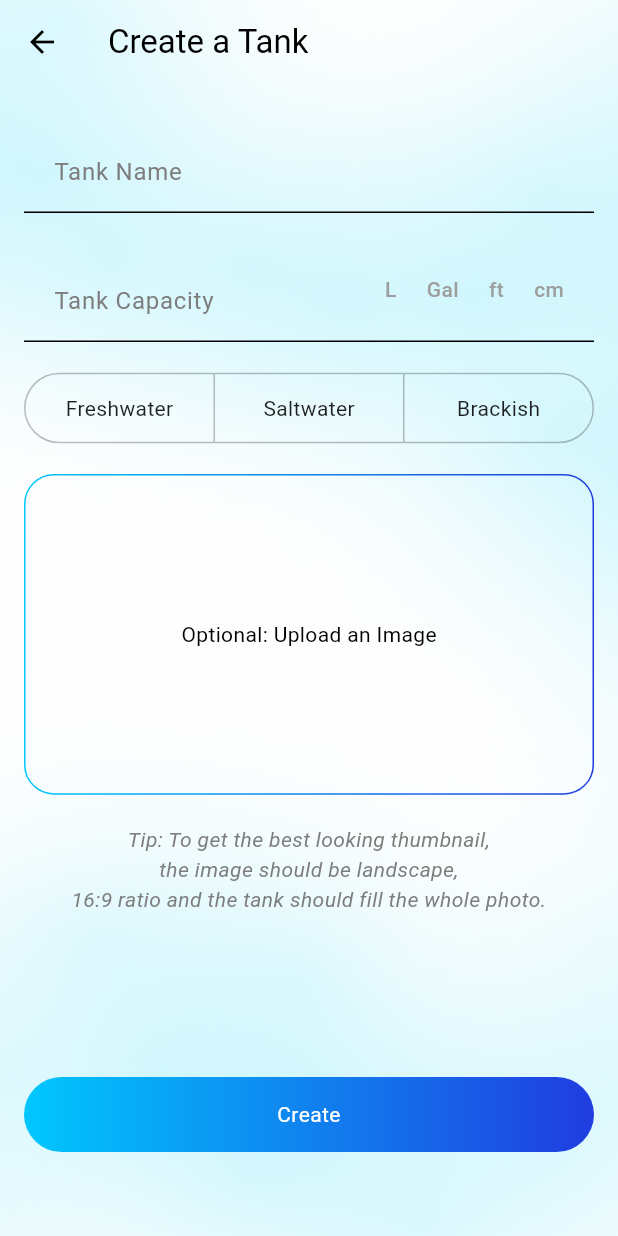
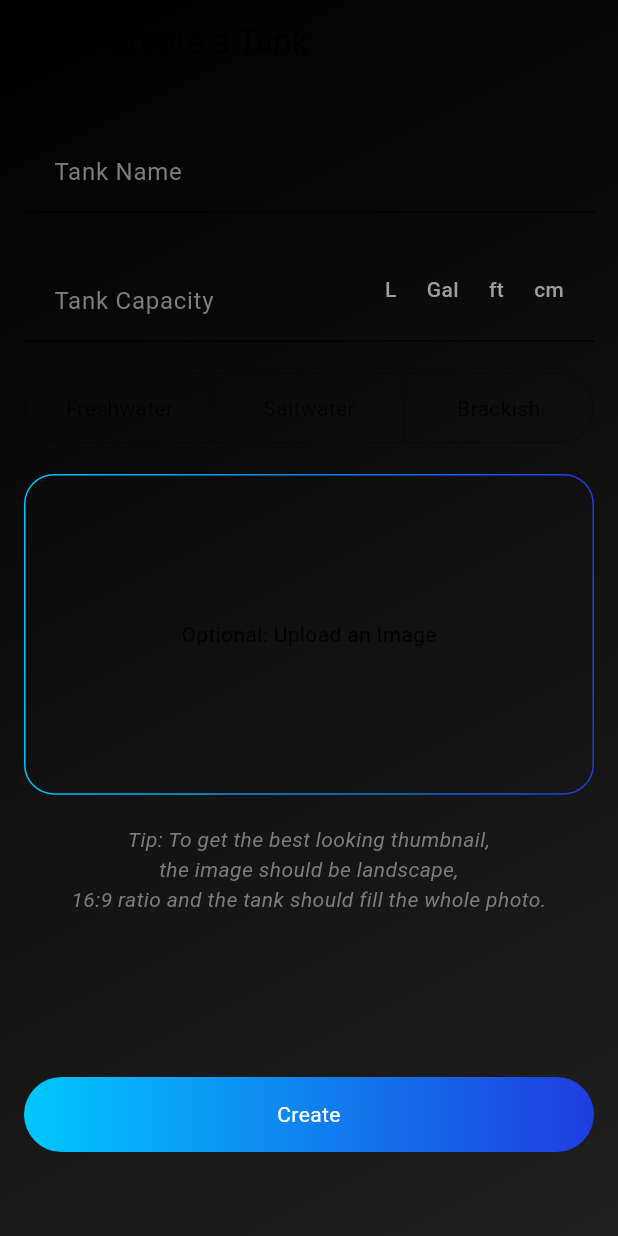
Before and after one commit to DisNetDev/fishroom, a Flutter app: the CreateTank screen opened directly, on a phone screen of 412 x 824 dp. Run offline on Flutter 3.47's test engine with Material 3 defaults, Android fonts, the light colour scheme and no system bars; drawn by our look-alikes of toastification; our stand-ins replace cached_network_image, fl_chart, flutter_bloc, flutter_dotenv, flutter_image_compress, flutter_secure_storage and 10 more; accounts and stored records are empty.

Commit message:
new background test

```diff
--- a/lib/core/widgets/custom_background.dart
+++ b/lib/core/widgets/custom_background.dart
@@ -1,7 +1,4 @@
 import 'package:flutter/material.dart';
-import 'package:flutter_svg/flutter_svg.dart';
-
-import '../usecases/is_dark_mode.dart';
 
 class CustomBackground extends StatelessWidget {
   const CustomBackground({super.key});
@@ -9,18 +6,26 @@ class CustomBackground extends StatelessWidget {
   @override
   Widget build(BuildContext context) {
     return Container(
-      color: isDarkMode(context) ? Colors.black : Colors.white,
+      // color: isDarkMode(context) ? Colors.black : Colors.white,
       height: MediaQuery.of(context).size.height,
       width: MediaQuery.of(context).size.width,
-      child: Opacity(
-        opacity: isDarkMode(context) ? 0.4 : 0.5,
-        child: SvgPicture.asset(
-          isDarkMode(context)
-              ? "assets/background_dark.svg"
-              : "assets/background_light.svg",
-          fit: BoxFit.cover,
-        ),
-      ),
+      decoration: const BoxDecoration(
+          gradient: LinearGradient(
+              begin: Alignment.topLeft,
+              end: Alignment.bottomRight,
+              colors: [
+            Colors.black,
+            Color.fromARGB(255, 32, 32, 32),
+          ])),
+      // child: Opacity(
+      //   opacity: isDarkMode(context) ? 0.4 : 0.5,
+      //   child: SvgPicture.asset(
+      //     isDarkMode(context)
+      //         ? "assets/background_dark.svg"
+      //         : "assets/background_light.svg",
+      //     fit: BoxFit.cover,
+      //   ),
+      // ),
     );
   }
 }
```
Also changed, not shown: lib/core/widgets/root_drawer.dart (+19 -15 lines), lib/features/settings/views/settings_view.dart (deleted, +0 -40 lines).
